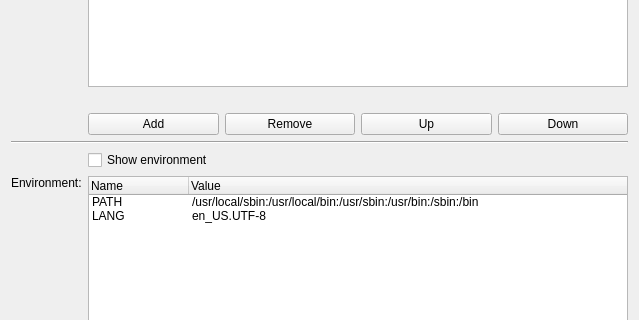
Qt form src/brickv/plugin_system/plugins/red/ui/program_page_arguments.ui (Tinkerforge/brickv) before a commit; both pictures show x 0 to 639 and y 161 to 481 of the 639 by 632 pixel window.
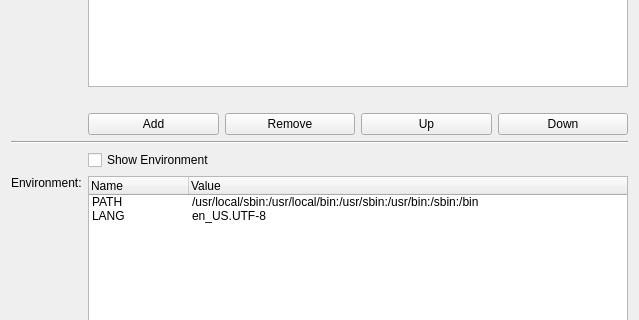
The same form after that commit.

Patch:
```diff
--- a/src/brickv/plugin_system/plugins/red/ui/program_page_arguments.ui
+++ b/src/brickv/plugin_system/plugins/red/ui/program_page_arguments.ui
@@ -80,7 +80,7 @@
      <item row="4" column="1" colspan="4">
       <widget class="QCheckBox" name="check_show_environment">
        <property name="text">
-        <string>Show environment</string>
+        <string>Show Environment</string>
        </property>
       </widget>
      </item>
```
